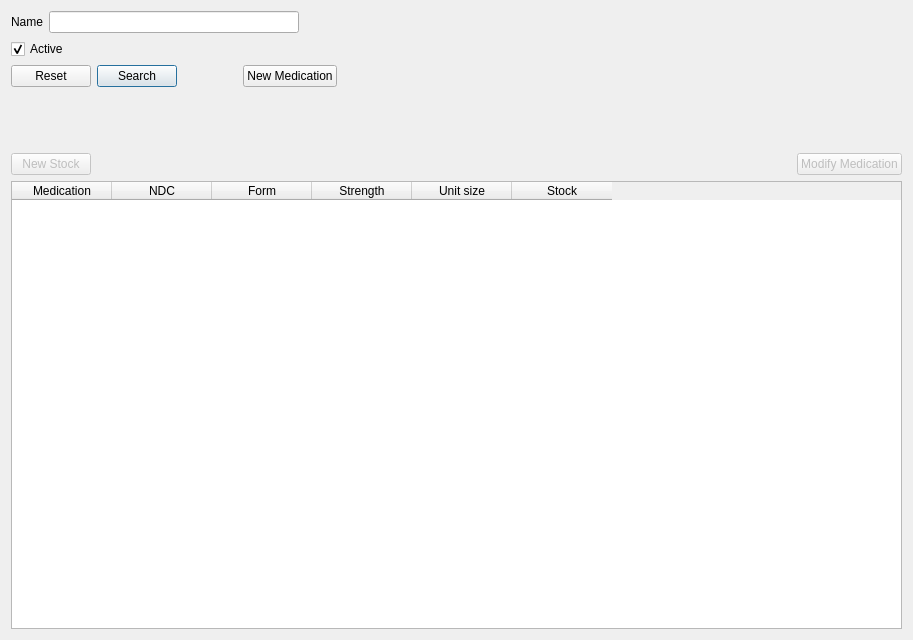
Before: the Qt Designer form mtrack/medicationsframe.ui in kyledevans/Medicine-Track, drawn with Qt 5.
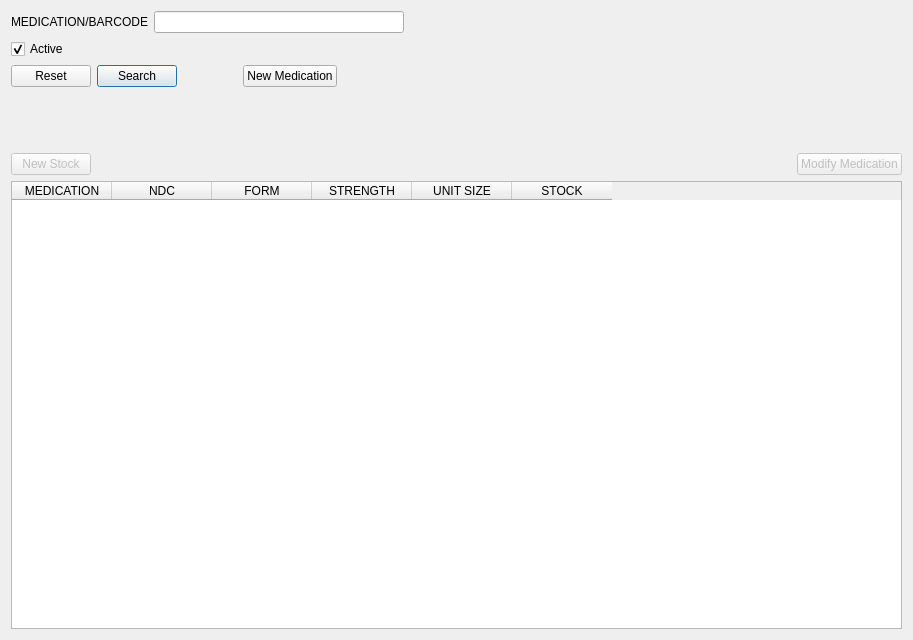
After: the same form once the commit is applied.

Patch:
```diff
--- a/mtrack/medicationsframe.ui
+++ b/mtrack/medicationsframe.ui
@@ -25,7 +25,7 @@
      <item>
       <widget class="QLabel" name="nameLabel">
        <property name="text">
-        <string>Name</string>
+        <string>MEDICATION/BARCODE</string>
        </property>
       </widget>
      </item>
@@ -208,9 +208,12 @@
      <property name="columnCount">
       <number>6</number>
      </property>
+     <attribute name="horizontalHeaderMinimumSectionSize">
+      <number>100</number>
+     </attribute>
      <column>
       <property name="text">
-       <string>Medication</string>
+       <string>MEDICATION</string>
       </property>
      </column>
      <column>
@@ -220,22 +223,22 @@
      </column>
      <column>
       <property name="text">
-       <string>Form</string>
+       <string>FORM</string>
       </property>
      </column>
      <column>
       <property name="text">
-       <string>Strength</string>
+       <string>STRENGTH</string>
       </property>
      </column>
      <column>
       <property name="text">
-       <string>Unit size</string>
+       <string>UNIT SIZE</string>
       </property>
      </column>
      <column>
       <property name="text">
-       <string>Stock</string>
+       <string>STOCK</string>
       </property>
      </column>
     </widget>
```
